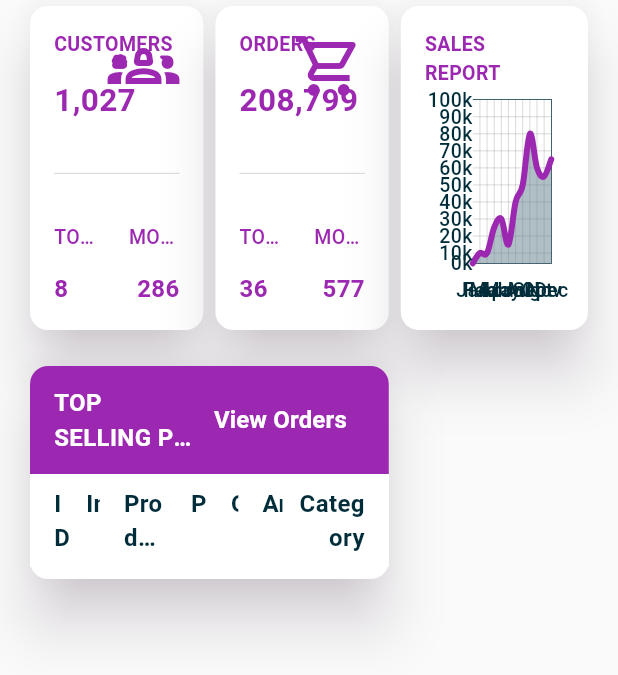
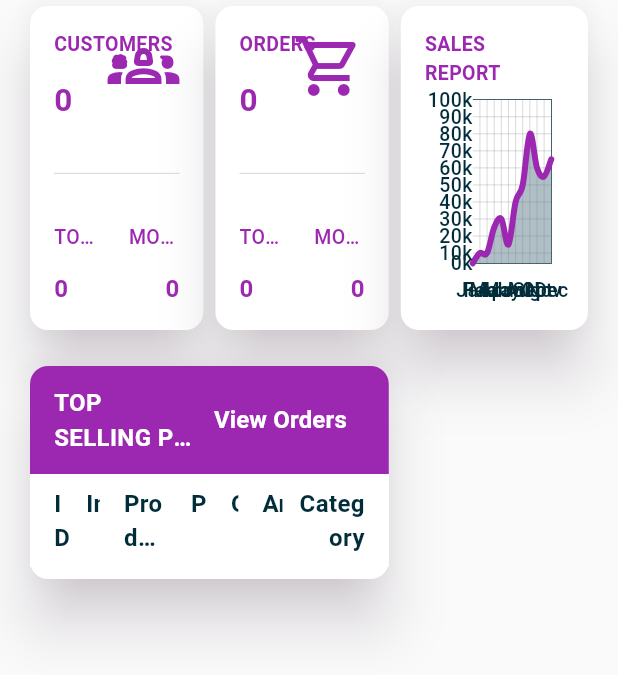
Before and after one commit to naing-pyae-hlyan/apos-web-dashboard, a Flutter app: the DashboardPage screen opened directly, on a phone screen of 412 x 824 dp. Shown: the top 675 px of the screen. Run offline on Flutter 3.47's test engine with Material 3 defaults, Android fonts, the phone set to English and light mode, and no system bars; drawn by our look-alikes of fl_chart; our stand-ins replace cloud_firestore, equatable, firebase_core, firebase_messaging, flutter_bloc, image_picker and 4 more; accounts and stored records are empty.

Commit message:
0.2.5 => UPDATE: Dashboard, OrderPage desending

```diff
--- a/lib/ext/date_ext.dart
+++ b/lib/ext/date_ext.dart
@@ -4,4 +4,16 @@ extension DateExt on DateTime {
   String toDDmmYYYYHHmm() {
     return DateFormat("dd MMM yyyy hh:mm aa").format(this);
   }
+
+  bool isToday() {
+    final now = DateTime.now();
+    final today = DateTime(now.year, now.month, now.day);
+    return year == today.year && month == today.month && day == today.day;
+  }
+
+  bool isThisMonth() {
+    final now = DateTime.now();
+    final today = DateTime(now.year, now.month);
+    return year == today.year && month == today.month;
+  }
 }
--- a/lib/models/customer_model.dart
+++ b/lib/models/customer_model.dart
@@ -1,3 +1,5 @@
+import 'package:apos/lib_exp.dart';
+
 class CustomerModel {
   String? id;
   final String readableId;
@@ -7,6 +9,7 @@ class CustomerModel {
   final String? password;
   final String address;
   final int status;
+  final DateTime createdDate;
 
   CustomerModel({
     this.id,
@@ -17,9 +20,13 @@ class CustomerModel {
     required this.password,
     required this.address,
     required this.status,
+    required this.createdDate,
   });
 
   factory CustomerModel.fromJson(Map<String, dynamic> json, String? id) {
+    final Timestamp timestamp = json["created_date"] ??
+        Timestamp.fromMillisecondsSinceEpoch(
+            DateTime.now().millisecondsSinceEpoch);
     return CustomerModel(
       id: id,
       readableId: json['id'],
@@ -29,6 +36,7 @@ class CustomerModel {
       password: json['password'],
       address: json['address'],
       status: json['status'] ?? 1,
+      createdDate: timestamp.toDate(),
     );
   }
 
@@ -41,6 +49,7 @@ class CustomerModel {
       'password': password,
       'address': address,
       'status': status,
+      'created_date': createdDate,
     };
   }
 }
--- a/lib/view/pages/dashboard/dashboard_page.dart
+++ b/lib/view/pages/dashboard/dashboard_page.dart
@@ -33,24 +33,8 @@ class _DashboardPageState extends State<DashboardPage> {
             children: [
               const Row(
                 children: [
-                  DashboardCommerceCard(
-                    title: "CUSTOMERS",
-                    count: 1027.0,
-                    icon: Icons.groups_2_outlined,
-                    lblTodayRecord: "TODAY CUSTOMERS",
-                    lblMonthlyRecord: "MONTHLY CUSTOMERS",
-                    todayRecord: 8,
-                    monthlyRecord: 286,
-                  ),
-                  DashboardCommerceCard(
-                    title: "ORDERS",
-                    count: 208799.0,
-                    icon: Icons.shopping_cart_outlined,
-                    lblTodayRecord: "TODAY ORDERS",
-                    lblMonthlyRecord: "MONTHLY ORDERS",
-                    todayRecord: 36,
-                    monthlyRecord: 577,
-                  ),
+                  CustomerCommerceCard(),
+                  OrderCommerceCard(),
                   Flexible(child: SalesReportCard()),
                 ],
               ),
--- a/lib/view/pages/dashboard/widgets/_exp.dart
+++ b/lib/view/pages/dashboard/widgets/_exp.dart
@@ -1,4 +1,6 @@
 export 'commerce_card.dart';
+export 'customer_commerce_card.dart';
+export 'order_commerce_card.dart';
 export 'sales_report_card.dart';
 export 'recent_orders_card.dart';
 export 'top_selling_products_card.dart';
--- a/lib/view/pages/dashboard/widgets/commerce_card.dart
+++ b/lib/view/pages/dashboard/widgets/commerce_card.dart
@@ -2,12 +2,13 @@ import 'package:apos/lib_exp.dart';
 
 class DashboardCommerceCard extends StatelessWidget {
   final String title;
-  final double count;
+  final int count;
   final IconData icon;
   final String lblTodayRecord;
   final String lblMonthlyRecord;
   final int todayRecord;
   final int monthlyRecord;
+  final bool isLoadingState;
   const DashboardCommerceCard({
     super.key,
     required this.title,
@@ -17,6 +18,7 @@ class DashboardCommerceCard extends StatelessWidget {
     required this.lblMonthlyRecord,
     required this.todayRecord,
     required this.monthlyRecord,
+    required this.isLoadingState,
   });
 
   @override
@@ -43,6 +45,9 @@ class DashboardCommerceCard extends StatelessWidget {
                     maxLines: 1,
                   ),
                   verticalHeight4,
+                  if (isLoadingState)
+                    const MyLoadingIndicator()
+                  else
                     myTitle(
                       count.toCurrencyFormat(),
                       color: Consts.primaryColor,
@@ -58,7 +63,7 @@ class DashboardCommerceCard extends StatelessWidget {
                     children: [
                       Flexible(
                         child: myText(
-                          lblTodayRecord,
+                          lblTodayRecord.toCurrencyFormat(),
                           color: Consts.primaryColor,
                           maxLines: 1,
                         ),
@@ -66,7 +71,7 @@ class DashboardCommerceCard extends StatelessWidget {
                       horizontalWidth16,
                       Flexible(
                         child: myText(
-                          lblMonthlyRecord,
+                          lblMonthlyRecord.toCurrencyFormat(),
                           color: Consts.primaryColor,
                           maxLines: 1,
                         ),
@@ -79,7 +84,9 @@ class DashboardCommerceCard extends StatelessWidget {
                     mainAxisAlignment: MainAxisAlignment.spaceBetween,
                     children: [
                       Flexible(
-                        child: myTitle(
+                        child: (isLoadingState)
+                            ? const MyLoadingIndicator()
+                            : myTitle(
                                 todayRecord.toCurrencyFormat(),
                                 fontWeight: FontWeight.bold,
                                 color: Consts.primaryColor,
@@ -88,7 +95,9 @@ class DashboardCommerceCard extends StatelessWidget {
                       ),
                       horizontalWidth16,
                       Flexible(
-                        child: myTitle(
+                        child: (isLoadingState)
+                            ? const MyLoadingIndicator()
+                            : myTitle(
                                 monthlyRecord.toCurrencyFormat(),
                                 fontWeight: FontWeight.bold,
                                 color: Consts.primaryColor,
--- /dev/null
+++ b/lib/view/pages/dashboard/widgets/customer_commerce_card.dart
@@ -0,0 +1,54 @@
+import 'package:apos/lib_exp.dart';
+
+class CustomerCommerceCard extends StatelessWidget {
+  const CustomerCommerceCard({super.key});
+
+  @override
+  Widget build(BuildContext context) {
+    return StreamBuilder<QuerySnapshot<CustomerModel>>(
+      stream: FFirestoreUtils.customerCollection.snapshots(),
+      builder: (_, snapshot) {
+        if (snapshot.connectionState == ConnectionState.waiting) {
+          return const DashboardCommerceCard(
+            title: "CUSTOMERS",
+            count: 0,
+            icon: Icons.groups_2_outlined,
+            lblTodayRecord: "TODAY CUSTOMERS",
+            lblMonthlyRecord: "MONTHLY CUSTOMERS",
+            todayRecord: 0,
+            monthlyRecord: 0,
+            isLoadingState: true,
+          );
+        }
+        if (snapshot.hasError) {
+          return Center(
+            child: errorText(snapshot.error.toString()),
+          );
+        }
+        final List<CustomerModel> customers = [];
+        for (var doc in snapshot.requireData.docs) {
+          customers.add(doc.data());
+        }
+
+        final todayRecord = customers
+            .where((CustomerModel cm) => cm.createdDate.isToday())
+            .toList();
+
+        final monthlyRecord = customers
+            .where((CustomerModel cm) => cm.createdDate.isThisMonth())
+            .toList();
+
+        return DashboardCommerceCard(
+          title: "CUSTOMERS",
+          count: customers.length,
+          icon: Icons.groups_2_outlined,
+          lblTodayRecord: "TODAY CUSTOMERS",
+          lblMonthlyRecord: "MONTHLY CUSTOMERS",
+          todayRecord: todayRecord.length,
+          monthlyRecord: monthlyRecord.length,
+          isLoadingState: false,
+        );
+      },
+    );
+  }
+}
--- /dev/null
+++ b/lib/view/pages/dashboard/widgets/order_commerce_card.dart
@@ -0,0 +1,53 @@
+import 'package:apos/lib_exp.dart';
+
+class OrderCommerceCard extends StatelessWidget {
+  const OrderCommerceCard({super.key});
+
+  @override
+  Widget build(BuildContext context) {
+    return StreamBuilder<QuerySnapshot<OrderModel>>(
+      stream: FFirestoreUtils.orderCollection.snapshots(),
+      builder: (_, snapshot) {
+        if (snapshot.connectionState == ConnectionState.waiting) {
+          return const DashboardCommerceCard(
+            title: "ORDERS",
+            count: 0,
+            icon: Icons.shopping_cart_outlined,
+            lblTodayRecord: "TODAY ORDERS",
+            lblMonthlyRecord: "MONTHLY ORDERS",
+            todayRecord: 0,
+            monthlyRecord: 0,
+            isLoadingState: true,
+          );
+        }
+        if (snapshot.hasError) {
+          return Center(
+            child: errorText(snapshot.error.toString()),
+          );
+        }
+        final List<OrderModel> orders = [];
+        for (var doc in snapshot.requireData.docs) {
+          orders.add(doc.data());
+        }
+
+        final todayRecord =
+            orders.where((OrderModel cm) => cm.orderDate.isToday()).toList();
+
+        final monthlyRecord = orders
+            .where((OrderModel cm) => cm.orderDate.isThisMonth())
+            .toList();
+
+        return DashboardCommerceCard(
+          title: "ORDERS",
+          count: orders.length,
+          icon: Icons.shopping_cart_outlined,
+          lblTodayRecord: "TODAY ORDERS",
+          lblMonthlyRecord: "MONTHLY ORDERS",
+          todayRecord: todayRecord.length,
+          monthlyRecord: monthlyRecord.length,
+          isLoadingState: false,
+        );
+      },
+    );
+  }
+}
--- a/lib/view/pages/orders/orders_page.dart
+++ b/lib/view/pages/orders/orders_page.dart
@@ -58,7 +58,9 @@ class _OrdersPageState extends State<OrdersPage> {
           ),
         ],
       ),
-      stream: FFirestoreUtils.orderCollection.snapshots(),
+      stream: FFirestoreUtils.orderCollection
+          .orderBy("order_date", descending: true)
+          .snapshots(),
       streamBuilder: (QuerySnapshot<OrderModel> data) {
         final List<OrderModel> orders = [];
         for (var doc in data.docs) {
--- a/lib/view/widgets/my_indicator.dart
+++ b/lib/view/widgets/my_indicator.dart
@@ -25,10 +25,17 @@ class MyCircularIndicator extends StatelessWidget {
       color: Consts.primaryColor,
       size: 24,
     );
-    //   return CircularProgressIndicator.adaptive(
-    //     backgroundColor: Consts.primaryColor.withOpacity(1),
-
-    //     // color: Consts.primaryColor,
-    //   );
   }
 }
+
+class MyLoadingIndicator extends StatelessWidget {
+  const MyLoadingIndicator({super.key});
+
+  @override
+  Widget build(BuildContext context) {
+    return LoadingAnimationWidget.staggeredDotsWave(
+      color: Consts.primaryColor,
+      size: 24,
+    );
+  }
+}
```
Lines whose indentation alone changed are shown as unchanged.
